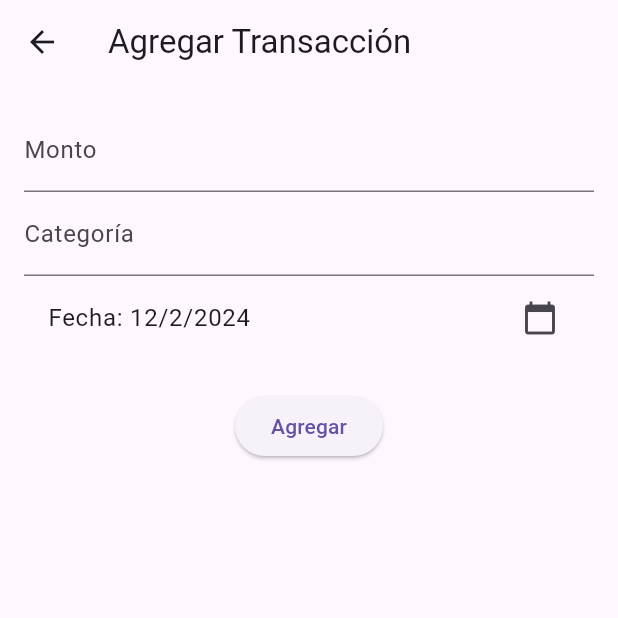
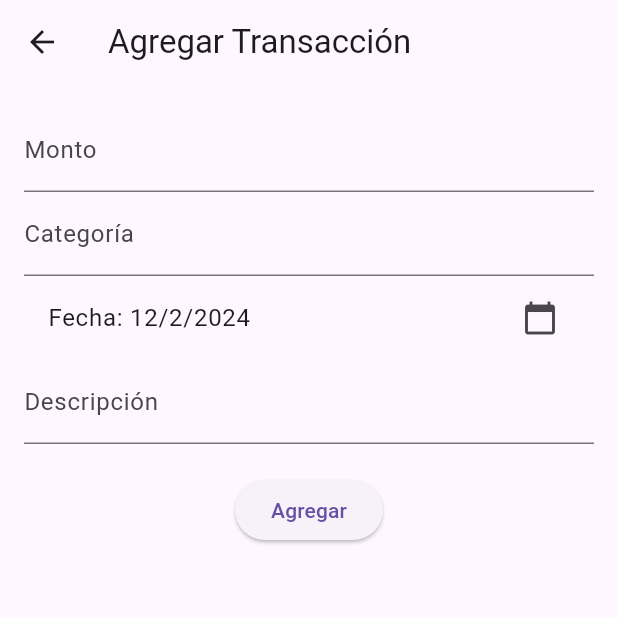
Before and after one commit to douglaspazh/IS513_ProyectoFinal, a Flutter app: the screen it shows after launch, after a tap on the "add" icon, on a phone screen of 412 x 824 dp, the top half of it. Run offline on Flutter 3.47's test engine with Material 3 defaults, Android fonts, the phone set to English and light mode, and no system bars; our stand-ins replace sqflite; accounts and stored records are empty.

Commit message:
Actualizadas algunas pantallas

```diff
--- a/lib/screens/add_transaction_screen.dart
+++ b/lib/screens/add_transaction_screen.dart
@@ -15,6 +15,7 @@ class _AddTransactionScreenState extends State<AddTransactionScreen> {
   final _formKey = GlobalKey<FormState>();
   final _amountController = TextEditingController();
   final _categoryController = TextEditingController();
+  final _descriptionController = TextEditingController();
   DateTime _selectedDate = DateTime.now();
 
   void _selectDate(BuildContext context) async {
@@ -37,6 +38,7 @@ class _AddTransactionScreenState extends State<AddTransactionScreen> {
         amount: double.parse(_amountController.text),
         category: _categoryController.text,
         date: DateFormat('dd-MM-yyyy').format(_selectedDate),
+        description: _descriptionController.text,
         isIncome: false
       );
 
@@ -91,6 +93,13 @@ class _AddTransactionScreenState extends State<AddTransactionScreen> {
                 trailing: const Icon(Icons.calendar_today),
                 onTap: () => _selectDate(context),
               ),
+
+              // Descripcion
+              TextFormField(
+                controller: _descriptionController,
+                decoration: const InputDecoration(labelText: 'Descripción'),
+              ),
+
               const SizedBox(height: 20),
 
               // Guardar transaccion
--- a/lib/screens/home_screen.dart
+++ b/lib/screens/home_screen.dart
@@ -35,18 +35,52 @@ class _HomeScreenState extends State<HomeScreen> {
   @override
   Widget build(BuildContext context) {
     return BaseScreen(
-      title: 'Gestión de Gastos',
+      appBar: AppBar(title: const Text('Gestión de Gastos')),
       body: Column(
         children: [
-          const Center(
-            child: Text(
-              '¡Bienvenido a Gestión de Gastos!',
-              style: TextStyle(fontSize: 18),
+          Row(
+            mainAxisAlignment: MainAxisAlignment.spaceAround,
+            children: [
+              TextButton(
+                child: const Text('Gastos'),
+                onPressed: () => {},
+              ),
+              TextButton(
+                child: const Text('Ingresos'),
+                onPressed:() => {},
+              )
+            ],
+          ),
+
+          Card(
+            margin: const EdgeInsets.all(12),
+            child: Row(
+              mainAxisAlignment: MainAxisAlignment.spaceAround,
+              children: [
+                TextButton(
+                  child: const Text('Día'),
+                  onPressed: () => {},
+                ),
+                TextButton(
+                  child: const Text('Semana'),
+                  onPressed: () => {},
+                ),
+                TextButton(
+                  child: const Text('Mes'),
+                  onPressed: () => {},
+                ),
+                TextButton(
+                  child: const Text('Año'),
+                  onPressed: () => {},
+                )
+              ],
             ),
           ),
 
           Expanded(
             child: ListView.builder(
+              scrollDirection: Axis.vertical,
+              shrinkWrap: true,
               itemCount: _transactions.length,
               itemBuilder: (ctx, index) {
                 return ListTile(
--- a/lib/screens/settings_screen.dart
+++ b/lib/screens/settings_screen.dart
@@ -6,9 +6,9 @@ class SettingsScreen extends StatelessWidget {
 
   @override
   Widget build(BuildContext context) {
-    return const BaseScreen(
-      title: 'Ajustes',
-      body: Center(
+    return BaseScreen(
+      appBar: AppBar(title: const Text('Configuraciones')),
+      body: const Center(
         child: Text('Pantalla de ajustes'),
       )
     );
```
Also changed, not shown: lib/screens/base_screen.dart (+7 -3 lines).
